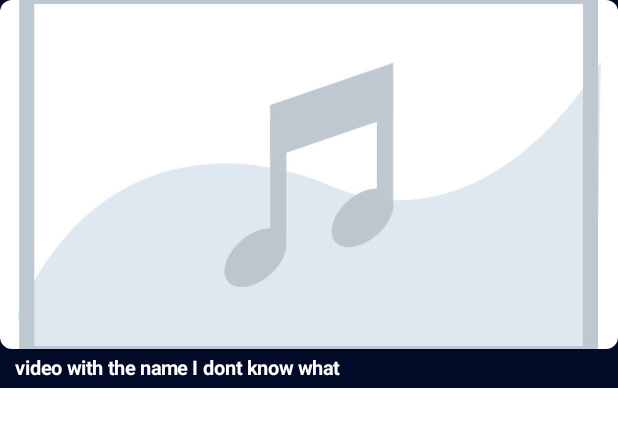
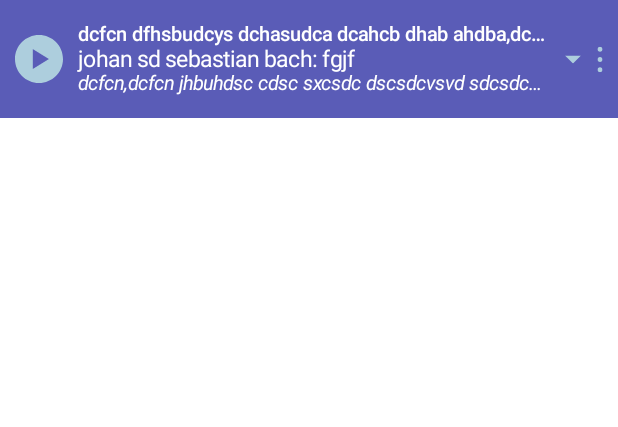
Before and after one commit to EvaDragonfly/EssentialClassicsApp, an Android app built with Jetpack Compose: the @Preview function memberPreview, on a phone screen of 412 x 824 dp. Shown: the top 427 px of the screen. Run offline under Robolectric (Android 15) with nearby library versions, the phone set to English and light mode, and no system bars; pictures from the network do not load.

Commit message:
expandable track item

```diff
--- a/app/build.gradle.kts
+++ b/app/build.gradle.kts
@@ -12,7 +12,7 @@ android {
         minSdk = 24
         targetSdk = 34
         versionCode = 1
-        versionName = "1.0"
+        versionName = "0.1"
 
         testInstrumentationRunner = "androidx.test.runner.AndroidJUnitRunner"
         vectorDrawables {
--- a/app/src/main/java/com/memoittech/cuviewtv/components/AppComponents.kt
+++ b/app/src/main/java/com/memoittech/cuviewtv/components/AppComponents.kt
@@ -32,16 +32,20 @@ import androidx.compose.ui.Alignment
 import androidx.compose.ui.Modifier
 import androidx.compose.ui.draw.clip
 import androidx.compose.ui.draw.drawBehind
+import androidx.compose.ui.focus.focusModifier
 import androidx.compose.ui.geometry.Offset
 import androidx.compose.ui.graphics.Brush
 import androidx.compose.ui.graphics.Color
 import androidx.compose.ui.layout.ContentScale
 import androidx.compose.ui.platform.LocalContext
 import androidx.compose.ui.res.painterResource
+import androidx.compose.ui.text.SpanStyle
+import androidx.compose.ui.text.buildAnnotatedString
 import androidx.compose.ui.text.font.FontStyle
 import androidx.compose.ui.text.font.FontWeight
 import androidx.compose.ui.text.style.TextAlign
 import androidx.compose.ui.text.style.TextOverflow
+import androidx.compose.ui.text.withStyle
 import androidx.compose.ui.tooling.preview.Preview
 import androidx.compose.ui.unit.dp
 import androidx.compose.ui.unit.sp
@@ -50,6 +54,7 @@ import coil.compose.AsyncImage
 import coil.request.ImageRequest
 import com.memoittech.cuviewtv.R
 import com.memoittech.cuviewtv.model.Member
+import com.memoittech.cuviewtv.model.Member_Wrapper
 import com.memoittech.cuviewtv.model.Track
 import com.memoittech.cuviewtv.model.Video
 import com.memoittech.cuviewtv.model.VideoTrack
@@ -259,6 +264,10 @@ fun VerticalTrackItem(track : Track, active_track_id : Int, onClick : () -> Unit
 
     var trackItem by remember { mutableStateOf(track) }
 
+    val showFull = remember { mutableStateOf(false) }
+
+    val part = trackItem.part.takeIf { it.isNotEmpty() }?.let { ": $it" } ?: ""
+
     fun onFavoriteClick(item : Track){
         if(trackItem.is_favorite){
             tracksViewModel.addFavoriteTrack(item.id, true)
@@ -275,7 +284,6 @@ fun VerticalTrackItem(track : Track, active_track_id : Int, onClick : () -> Unit
     ){
         Row(modifier = Modifier.fillMaxWidth()
             .padding(10.dp)
-            .height(62.dp)
             .background(color = Color.Transparent),
             verticalAlignment = Alignment.CenterVertically,
             horizontalArrangement = Arrangement.SpaceBetween
@@ -297,16 +305,16 @@ fun VerticalTrackItem(track : Track, active_track_id : Int, onClick : () -> Unit
                     fontSize = 13.sp,
                     fontWeight = FontWeight.W600,
                     color = Color.White,
-                    maxLines = 1,
+                    maxLines = if(showFull.value) 5 else 1,
                     overflow = TextOverflow.Ellipsis,
                 )
                 Text(
-                    text = trackItem.title,
+                    text = "${trackItem.title}${part}",
                     fontSize = 15.sp,
                     fontWeight = FontWeight.W400,
                     color = Color.White,
-                    maxLines = 2,
-                    overflow = TextOverflow.Ellipsis,
+                    maxLines = if(showFull.value) 5 else 1,
+                    overflow = TextOverflow.Ellipsis
                 )
                 Text(
                     text = trackItem.performers
@@ -316,10 +324,27 @@ fun VerticalTrackItem(track : Track, active_track_id : Int, onClick : () -> Unit
                     fontWeight = FontWeight.W400,
                     fontStyle = FontStyle.Italic,
                     color = Color.White,
-                    maxLines = 1,
+                    maxLines = if(showFull.value) 5 else 1,
                     overflow = TextOverflow.Ellipsis,
                 )
             }
+            Row (
+                horizontalArrangement = Arrangement.Center,
+                verticalAlignment = Alignment.CenterVertically
+            ){
+
+                Image(
+                    painter = painterResource(
+                        if(showFull.value)
+                            R.drawable.uparrow
+                        else R.drawable.downarrow
+                    ),
+                    contentDescription = "",
+                    modifier = Modifier
+                        .padding(end = 10.dp)
+                        .clickable { showFull.value = !showFull.value }
+                )
+
                 Box {
                     Image(
                         modifier = Modifier
@@ -370,6 +395,7 @@ fun VerticalTrackItem(track : Track, active_track_id : Int, onClick : () -> Unit
             }
         }
     }
+}
 
 
 @Composable
@@ -380,6 +406,16 @@ fun VideoTrackItem(track : VideoTrack, selectedTrack : Int, onClick : () -> Unit
     var trackItem by remember { mutableStateOf(track.track) }
 
     val tracksViewModel : TracksViewModel = viewModel()
+
+    val showFull = remember { mutableStateOf(false) }
+
+    val part = trackItem.part.takeIf { it.isNotEmpty() }?.let { ": $it" } ?: ""
+
+    val timeText = formatSecondsToTime(track.starts_at)
+
+    val composersText = trackItem.composers
+        .map { it.member_title }
+        .joinToString(",")
 
     val backgroundColor = if (track.starts_at == selectedTrack) Violet else DarkBg2
 
@@ -415,38 +451,32 @@ fun VideoTrackItem(track : VideoTrack, selectedTrack : Int, onClick : () -> Unit
                 .align(Alignment.CenterVertically)
 
             ) {
-                Row(modifier = Modifier) {
 
                 Text(
+                    buildAnnotatedString {
+                        withStyle(style = SpanStyle(color = GrayBlue)) {
+                            append(timeText)
+                        }
+                        append(" ")
+                        withStyle(style = SpanStyle(color = Color.White)) {
+                            append(composersText)
+                        }
+                    },
                     modifier = Modifier.padding(end = 8.dp),
-                        text = formatSecondsToTime(track.starts_at),
-                        fontSize = 13.sp,
                     fontWeight = FontWeight.W600,
-                        color = GrayBlue,
-                        maxLines = 1,
+                    maxLines = if(showFull.value) 5 else 1,
+                    overflow = TextOverflow.Ellipsis
+                )
+
+                Text(
+                    text = "${trackItem.title}${part}",
+                    fontSize = 15.sp,
+                    fontWeight = FontWeight.W400,
+                    color = Color.White,
+                    maxLines = if(showFull.value) 5 else 1,
                     overflow = TextOverflow.Ellipsis,
                 )
 
-                    Text(
-                        text = trackItem.composers
-                            .map { it.member_title}
-                            .joinToString(","),
-                        fontSize = 13.sp,
-                        fontWeight = FontWeight.W600,
-                        color = Color.White,
-                        maxLines = 1,
-                        overflow = TextOverflow.Ellipsis,
-                    )
-                }
-
-                Text(
-                    text = trackItem.title,
-                    fontSize = 15.sp,
-                    fontWeight = FontWeight.W400,
-                    color = Color.White,
-                    maxLines = 1,
-                    overflow = TextOverflow.Ellipsis,
-                )
                 Text(
                     text = trackItem.performers
                         .map { it.member_title}
@@ -455,10 +485,27 @@ fun VideoTrackItem(track : VideoTrack, selectedTrack : Int, onClick : () -> Unit
                     fontWeight = FontWeight.W400,
                     fontStyle = FontStyle.Italic,
                     color = Color.White,
-                    maxLines = 1,
+                    maxLines = if(showFull.value) 5 else 1,
                     overflow = TextOverflow.Ellipsis,
                 )
             }
+
+            Row(
+                horizontalArrangement = Arrangement.Center,
+                verticalAlignment = Alignment.CenterVertically
+            ) {
+                Image(
+                    painter = painterResource(
+                        if(showFull.value)
+                            R.drawable.uparrow
+                        else R.drawable.downarrow
+                    ),
+                    contentDescription = "",
+                    modifier = Modifier
+                        .padding(end = 10.dp)
+                        .clickable { showFull.value = !showFull.value }
+                )
+
                 Box {
                     Image(
                         modifier = Modifier
@@ -505,7 +552,7 @@ fun VideoTrackItem(track : VideoTrack, selectedTrack : Int, onClick : () -> Unit
                     }
                 }
 
-
+            }
         }
     }
 }
@@ -647,25 +694,25 @@ fun SearchComponent(text:String, onTextChange: (String)->Unit,){
 //}
 
 
-@Preview
-@Composable
-fun memberPreview(){
-    VideoOvalItem(3, "EvIZVBSzfjg", "video with the name I dont know what", true, {})
-}
-
-
 //@Preview
 //@Composable
 //fun memberPreview(){
-//    VideoTrackItem(VideoTrack(Track(3, "johan sd sebastian bach", "fgjf",  listOf(Member_Wrapper(3, "dcfcn"), Member_Wrapper(5,"dcfcn jhbuhdsc cdsc sxcsdc dscsdcvsvd sdcsdcsdcv sdvcsdvcsdv dvsdvsd")), listOf(Member_Wrapper(6,"dcfcn dfhsbudcys dchasudca dcahcb dhab ahdba"), Member_Wrapper(7, "dcfcn")), 6), 1, 0, 154 ), {}, {}, {})
+//    VideoOvalItem(3, "EvIZVBSzfjg", "video with the name I dont know what", true, {})
 //}
 
 
 //@Preview
 //@Composable
 //fun memberPreview(){
-//    VerticalTrackItem(Track(3, "johan sd sebastian bach", "fgjf", listOf(Member_Wrapper(3, "dcfcn"), Member_Wrapper(5,"dcfcn jhbuhdsc cdsc sxcsdc dscsdcvsvd sdcsdcsdcv sdvcsdvcsdv dvsdvsd")), listOf(Member_Wrapper(6,"dcfcn dfhsbudcys dchasudca dcahcb dhab ahdba"), Member_Wrapper(7, "dcfcn")), 6, true), 3, {}, {}, {})
+//    VideoTrackItem(VideoTrack(Track(3, "johan sd sebastian bach", "fgjf dasdas fdwadas dasdeasdqa",  listOf(Member_Wrapper(3, "dcfcn"), Member_Wrapper(5,"dcfcn jhbuhdsc cdsc sxcsdc dscsdcvsvd sdcsdcsdcv sdvcsdvcsdv dvsdvsd")), listOf(Member_Wrapper(6,"dcfcn dfhsbudcys dchasudca dcahcb dhab ahdba"), Member_Wrapper(7, "dcfcn")), 6, true), 1, 0, 154 ), 3, {}, {})
 //}
+
+
+@Preview
+@Composable
+fun memberPreview(){
+    VerticalTrackItem(Track(3, "johan sd sebastian bach", "fgjf", listOf(Member_Wrapper(3, "dcfcn"), Member_Wrapper(5,"dcfcn jhbuhdsc cdsc sxcsdc dscsdcvsvd sdcsdcsdcv sdvcsdvcsdv dvsdvsd")), listOf(Member_Wrapper(6,"dcfcn dfhsbudcys dchasudca dcahcb dhab ahdba"), Member_Wrapper(7, "dcfcn")), 6, true), 3, {}, {})
+}
 
 //
 //@Preview
--- a/app/src/main/res/drawable/downarrow.xml
+++ b/app/src/main/res/drawable/downarrow.xml
@@ -1,18 +1,13 @@
 <vector xmlns:android="http://schemas.android.com/apk/res/android"
-    android:width="14dp"
+    android:width="12dp"
     android:height="6dp"
-    android:viewportWidth="14"
+    android:viewportWidth="12"
     android:viewportHeight="6">
-
-    <group
-        android:rotation="180"
-        android:pivotX="7"
-        android:pivotY="3"> <!-- pivot is center of the 14x6 viewport -->
-
-        <clip-path
-            android:pathData="M0,6l14,-0l0,-6l-14,-0z"/>
-        <path
-            android:pathData="M14,6L6.993,0L0,6H14Z"
-            android:fillColor="#ADCEDD"/>
-    </group>
+  <group>
+    <clip-path
+        android:pathData="M0.645,0.325h10.71v5.35h-10.71z"/>
+    <path
+        android:pathData="M11.354,0.325L5.995,5.675L0.645,0.325H11.354Z"
+        android:fillColor="#ADCEDD"/>
+  </group>
 </vector>
--- /dev/null
+++ b/app/src/main/res/drawable/uparrow.xml
@@ -0,0 +1,18 @@
+<vector xmlns:android="http://schemas.android.com/apk/res/android"
+    android:width="12dp"
+    android:height="6dp"
+    android:viewportWidth="12"
+    android:viewportHeight="6">
+
+    <group
+        android:rotation="180"
+        android:pivotX="6"
+        android:pivotY="3"> <!-- pivot is center of 12x6 viewport -->
+
+        <clip-path
+            android:pathData="M0.645,0.325h10.71v5.35h-10.71z"/>
+        <path
+            android:pathData="M11.354,0.325L5.995,5.675L0.645,0.325H11.354Z"
+            android:fillColor="#ADCEDD"/>
+    </group>
+</vector>
```
Also changed, not shown: 1 other file. Lines whose indentation alone changed are shown as unchanged.
